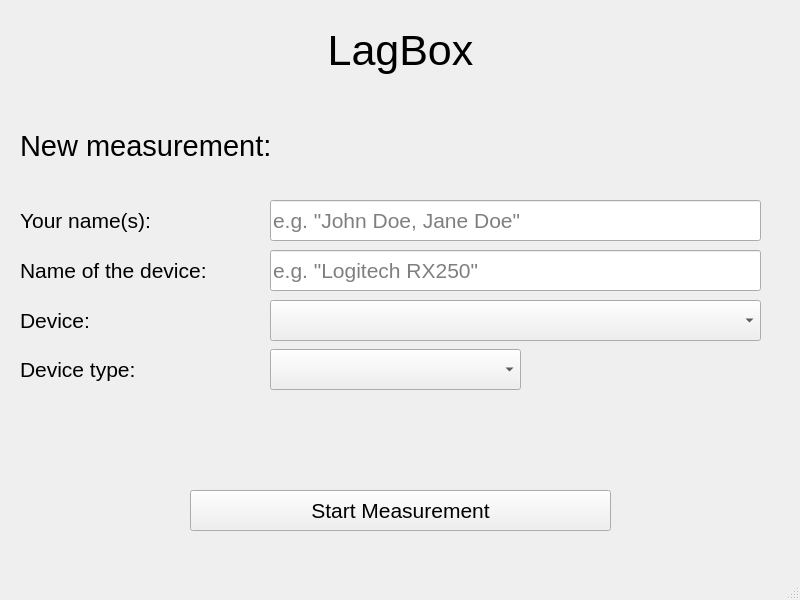
First picture: the form in gui/latency_gui.ui, repository PDA-UR/LagBox, before the edit.
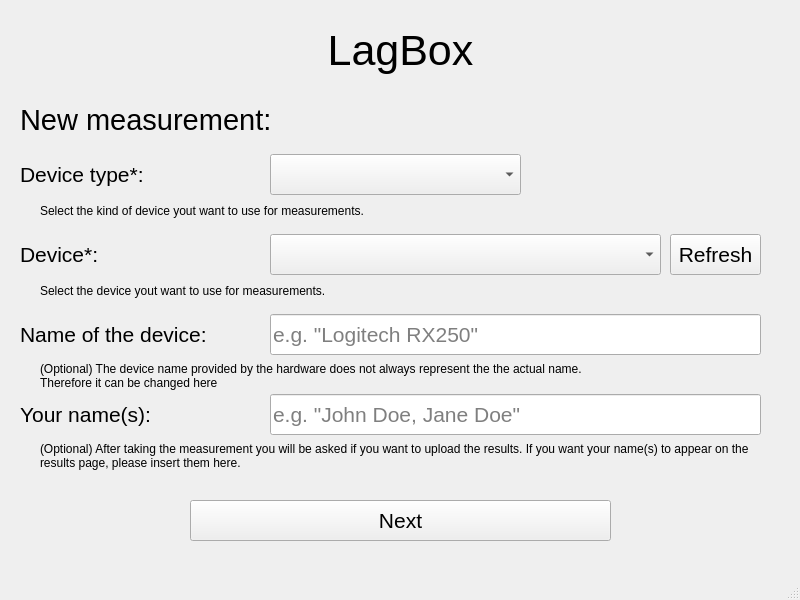
Second picture: the form after the edit.

Commit message:
Add explanations and a refresh button to the UI
The refresh button allows a reload of the list of available devices.
All input fields are now explained aswell.

```diff
--- a/gui/latency_gui.ui
+++ b/gui/latency_gui.ui
@@ -42,7 +42,7 @@
     <property name="geometry">
      <rect>
       <x>20</x>
-      <y>130</y>
+      <y>104</y>
       <width>281</width>
       <height>31</height>
      </rect>
@@ -60,7 +60,7 @@
     <property name="geometry">
      <rect>
       <x>270</x>
-      <y>200</y>
+      <y>394</y>
       <width>491</width>
       <height>41</height>
      </rect>
@@ -81,7 +81,7 @@
     <property name="geometry">
      <rect>
       <x>20</x>
-      <y>200</y>
+      <y>394</y>
       <width>211</width>
       <height>41</height>
      </rect>
@@ -99,7 +99,7 @@
     <property name="geometry">
      <rect>
       <x>20</x>
-      <y>250</y>
+      <y>314</y>
       <width>211</width>
       <height>41</height>
      </rect>
@@ -117,7 +117,7 @@
     <property name="geometry">
      <rect>
       <x>270</x>
-      <y>250</y>
+      <y>314</y>
       <width>491</width>
       <height>41</height>
      </rect>
@@ -138,7 +138,7 @@
     <property name="geometry">
      <rect>
       <x>20</x>
-      <y>349</y>
+      <y>154</y>
       <width>211</width>
       <height>41</height>
      </rect>
@@ -149,14 +149,14 @@
      </font>
     </property>
     <property name="text">
-     <string>Device type:</string>
+     <string>Device type*:</string>
     </property>
    </widget>
    <widget class="QComboBox" name="comboBox_device_type">
     <property name="geometry">
      <rect>
       <x>270</x>
-      <y>349</y>
+      <y>154</y>
       <width>251</width>
       <height>41</height>
      </rect>
@@ -171,7 +171,7 @@
     <property name="geometry">
      <rect>
       <x>190</x>
-      <y>490</y>
+      <y>500</y>
       <width>421</width>
       <height>41</height>
      </rect>
@@ -182,15 +182,15 @@
      </font>
     </property>
     <property name="text">
-     <string>Start Measurement</string>
+     <string>Next</string>
     </property>
    </widget>
    <widget class="QComboBox" name="comboBox_device">
     <property name="geometry">
      <rect>
       <x>270</x>
-      <y>300</y>
-      <width>491</width>
+      <y>234</y>
+      <width>391</width>
       <height>41</height>
      </rect>
     </property>
@@ -204,7 +204,7 @@
     <property name="geometry">
      <rect>
       <x>20</x>
-      <y>300</y>
+      <y>234</y>
       <width>211</width>
       <height>41</height>
      </rect>
@@ -215,7 +215,79 @@
      </font>
     </property>
     <property name="text">
-     <string>Device:</string>
+     <string>Device*:</string>
+    </property>
+   </widget>
+   <widget class="QLabel" name="label">
+    <property name="geometry">
+     <rect>
+      <x>40</x>
+      <y>200</y>
+      <width>741</width>
+      <height>21</height>
+     </rect>
+    </property>
+    <property name="text">
+     <string>Select the kind of device yout want to use for measurements.</string>
+    </property>
+   </widget>
+   <widget class="QLabel" name="label_2">
+    <property name="geometry">
+     <rect>
+      <x>40</x>
+      <y>280</y>
+      <width>741</width>
+      <height>21</height>
+     </rect>
+    </property>
+    <property name="text">
+     <string>Select the device yout want to use for measurements.</string>
+    </property>
+   </widget>
+   <widget class="QLabel" name="label_3">
+    <property name="geometry">
+     <rect>
+      <x>40</x>
+      <y>360</y>
+      <width>741</width>
+      <height>31</height>
+     </rect>
+    </property>
+    <property name="text">
+     <string>(Optional) The device name provided by the hardware does not always represent the the actual name. 
+Therefore it can be changed here</string>
+    </property>
+   </widget>
+   <widget class="QLabel" name="label_4">
+    <property name="geometry">
+     <rect>
+      <x>40</x>
+      <y>440</y>
+      <width>741</width>
+      <height>31</height>
+     </rect>
+    </property>
+    <property name="text">
+     <string>(Optional) After taking the measurement you will be asked if you want to upload the results. If you want your name(s) to appear on the 
+results page, please insert them here.</string>
+    </property>
+   </widget>
+   <widget class="QPushButton" name="button_refresh">
+    <property name="geometry">
+     <rect>
+      <x>670</x>
+      <y>234</y>
+      <width>91</width>
+      <height>41</height>
+     </rect>
+    </property>
+    <property name="font">
+     <font>
+      <pointsize>16</pointsize>
+     </font>
+    </property>
+    <property name="text">
+     <string>Refresh</string>
     </property>
    </widget>
   </widget>
```
Left out of the diff: 2 changed lines with no effect on the pictures.
